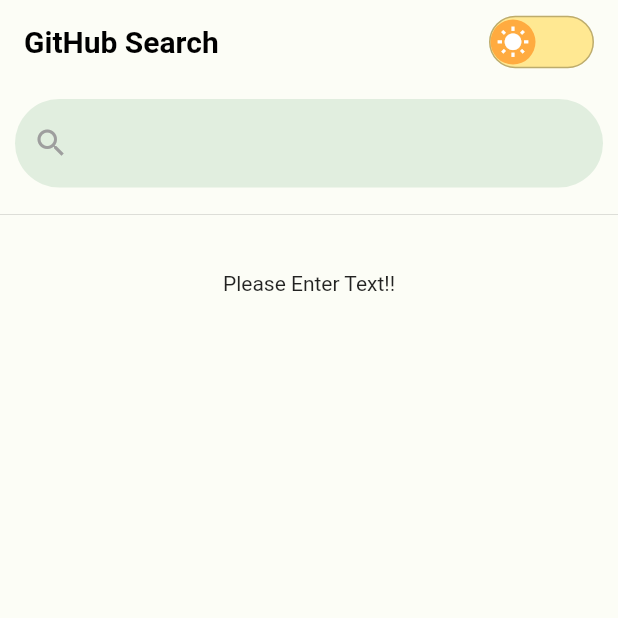
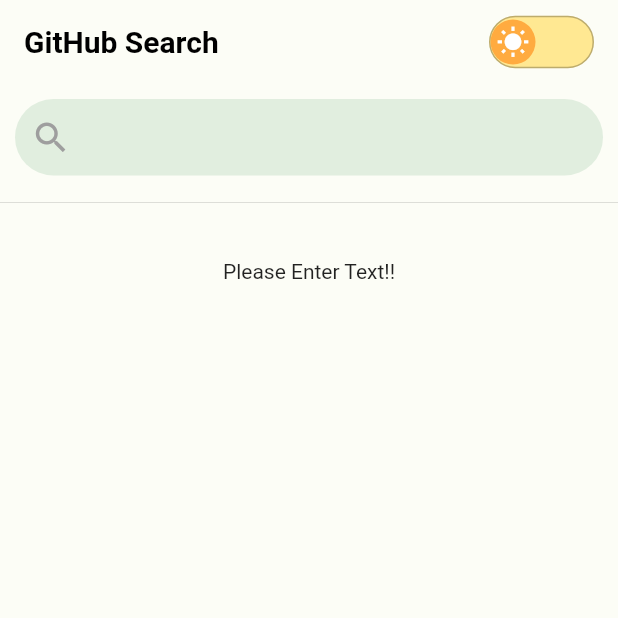
Before and after one commit to mqkotoo/github_search_study, a Flutter app: the screen it shows after launch, on a phone screen of 412 x 824 dp, the top half of it. Run offline on Flutter 3.47's test engine with Material 2 defaults, Android fonts, the phone set to English and light mode, and no system bars; drawn by our look-alikes of flutter_switch; our stand-ins replace connectivity_plus, device_preview, flutter_riverpod, freezed_annotation, shared_preferences, shimmer.

Commit message:
微修正

```diff
--- a/lib/presentation/search/widget/search_field.dart
+++ b/lib/presentation/search/widget/search_field.dart
@@ -45,11 +45,11 @@ class SearchFieldState extends ConsumerState<SearchField> {
 
         //decoration
         decoration: InputDecoration(
-          prefixIcon: const Icon(Icons.search, color: Colors.grey),
+          prefixIcon: const Icon(Icons.search, color: Colors.grey,size: 27,),
           suffixIcon: ref.watch(isClearButtonVisibleProvider)
               ? IconButton(
               key: const Key("clearButton"),
-              icon: const Icon(Icons.clear),
+              icon: const Icon(Icons.clear,size: 27),
               onPressed: () {
                 textController.clear();
                 ref
--- a/lib/theme/theme.dart
+++ b/lib/theme/theme.dart
@@ -37,6 +37,11 @@ ThemeData lightTheme = ThemeData.light().copyWith(
         color: Color(0xff9e9e9e),
       ),
     ),
+    contentPadding: const EdgeInsets.symmetric(
+        horizontal: 20,
+        vertical: 16
+    ),
+    isDense: true,
   ),
   // divider
   dividerColor: const Color(0x1f000000),
```
